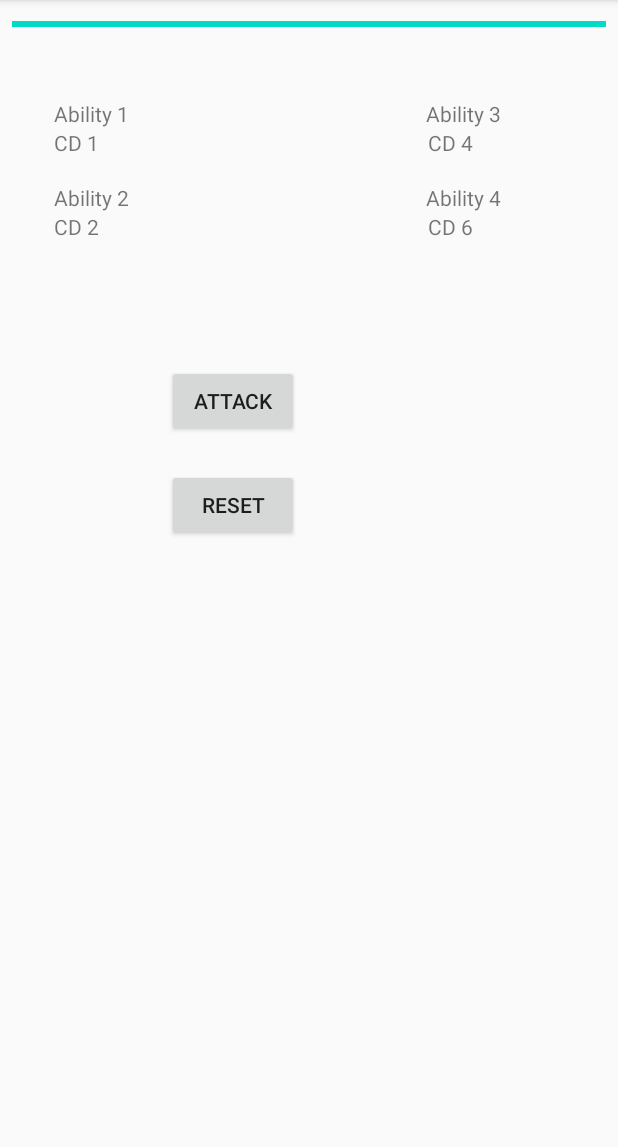
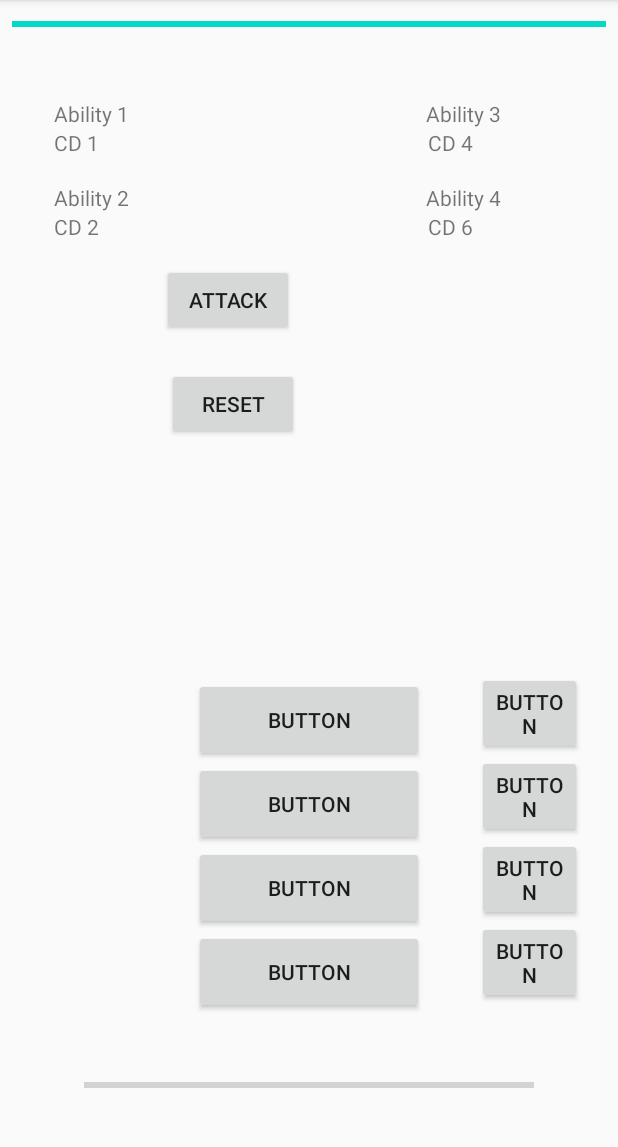
Before and after one commit to leonCTL12/MCRPG, an Android app: the screen it shows after launch (MainActivity), on a phone screen of 412 x 824 dp, the part 84-1231 px from its top. Run offline under Robolectric (Android 15) with nearby library versions, the phone set to English and light mode, and no system bars.

Commit message:
Added Player Related UI

```diff
--- a/app/src/main/java/hku/hkucs/mcrpg/MainActivity.java
+++ b/app/src/main/java/hku/hkucs/mcrpg/MainActivity.java
@@ -10,6 +10,7 @@ import android.widget.TextView;
 
 public class MainActivity extends AppCompatActivity { //Leon: this script will act as something like game manager in Unity
 
+    Player player;
     monster monster;
     ProgressBar monsterHealthBar;
     TextView ability1_cd;
@@ -29,6 +30,7 @@ public class MainActivity extends AppCompatActivity { //Leon: this script will a
         ability2_cd = findViewById(R.id.textView_ability2_cd);
         ability3_cd = findViewById(R.id.textView_ability3_cd);
         ability4_cd = findViewById(R.id.textView_ability4_cd);
+
 
         // button for testing
         Button button_attack = findViewById(R.id.button);
--- a/app/src/main/java/Player.java
+++ b/app/src/main/java/hku/hkucs/mcrpg/Player.java
@@ -1,3 +1,5 @@
+package hku.hkucs.mcrpg;
+
 import android.os.CountDownTimer;
 
 public class Player {
--- a/app/src/main/res/layout/activity_main.xml
+++ b/app/src/main/res/layout/activity_main.xml
@@ -2,6 +2,7 @@
 <androidx.constraintlayout.widget.ConstraintLayout xmlns:android="http://schemas.android.com/apk/res/android"
     xmlns:app="http://schemas.android.com/apk/res-auto"
     xmlns:tools="http://schemas.android.com/tools"
+    android:id="@+id/PlayerAbilityVerticalLayout"
     android:layout_width="match_parent"
     android:layout_height="match_parent"
     tools:context=".MainActivity">
@@ -108,9 +109,9 @@
         android:id="@+id/button"
         android:layout_width="wrap_content"
         android:layout_height="wrap_content"
-        android:layout_marginStart="111dp"
-        android:layout_marginLeft="111dp"
-        android:layout_marginTop="219dp"
+        android:layout_marginStart="108dp"
+        android:layout_marginLeft="108dp"
+        android:layout_marginTop="152dp"
         android:text="Attack"
         app:layout_constraintStart_toStartOf="parent"
         app:layout_constraintTop_toBottomOf="@+id/progressBar" />
@@ -126,4 +127,92 @@
         app:layout_constraintStart_toStartOf="parent"
         app:layout_constraintTop_toBottomOf="@+id/button" />
 
+    <LinearLayout
+        android:id="@+id/MCVerticalLayout"
+        android:layout_width="153dp"
+        android:layout_height="224dp"
+        android:layout_marginBottom="60dp"
+        android:orientation="vertical"
+        app:layout_constraintBottom_toBottomOf="parent"
+        app:layout_constraintEnd_toEndOf="parent"
+        app:layout_constraintStart_toStartOf="parent"
+        app:layout_constraintTop_toBottomOf="@+id/progressBar"
+        app:layout_constraintVertical_bias="0.93">
+
+        <Button
+            android:id="@+id/Choice1"
+            android:layout_width="match_parent"
+            android:layout_height="match_parent"
+            android:layout_weight="1"
+            android:text="Button" />
+
+        <Button
+            android:id="@+id/Choice2"
+            android:layout_width="match_parent"
+            android:layout_height="match_parent"
+            android:layout_weight="1"
+            android:text="Button" />
+
+        <Button
+            android:id="@+id/Choice3"
+            android:layout_width="match_parent"
+            android:layout_height="match_parent"
+            android:layout_weight="1"
+            android:text="Button" />
+
+        <Button
+            android:id="@+id/Choice4"
+            android:layout_width="match_parent"
+            android:layout_height="match_parent"
+            android:layout_weight="1"
+            android:text="Button" />
+    </LinearLayout>
+
+    <ProgressBar
+        android:id="@+id/PlayerHealthBar"
+        style="?android:attr/progressBarStyleHorizontal"
+        android:layout_width="300dp"
+        android:layout_height="wrap_content"
+        app:layout_constraintBottom_toBottomOf="parent"
+        app:layout_constraintEnd_toEndOf="parent"
+        app:layout_constraintStart_toStartOf="parent"
+        app:layout_constraintTop_toBottomOf="@+id/MCVerticalLayout"
+        app:layout_constraintVertical_bias="0.52" />
+
+    <LinearLayout
+        android:layout_width="70dp"
+        android:layout_height="224dp"
+        android:layout_marginEnd="24dp"
+        android:layout_marginRight="24dp"
+        android:orientation="vertical"
+        app:layout_constraintBottom_toBottomOf="parent"
+        app:layout_constraintEnd_toEndOf="parent"
+        app:layout_constraintTop_toTopOf="parent"
+        app:layout_constraintVertical_bias="0.824">
+
+        <Button
+            android:id="@+id/Ability1"
+            android:layout_width="match_parent"
+            android:layout_height="wrap_content"
+            android:text="Button" />
+
+        <Button
+            android:id="@+id/Ability2"
+            android:layout_width="match_parent"
+            android:layout_height="wrap_content"
+            android:text="Button" />
+
+        <Button
+            android:id="@+id/Ability3"
+            android:layout_width="match_parent"
+            android:layout_height="wrap_content"
+            android:text="Button" />
+
+        <Button
+            android:id="@+id/Ability4"
+            android:layout_width="match_parent"
+            android:layout_height="wrap_content"
+            android:text="Button" />
+    </LinearLayout>
+
 </androidx.constraintlayout.widget.ConstraintLayout>
```
